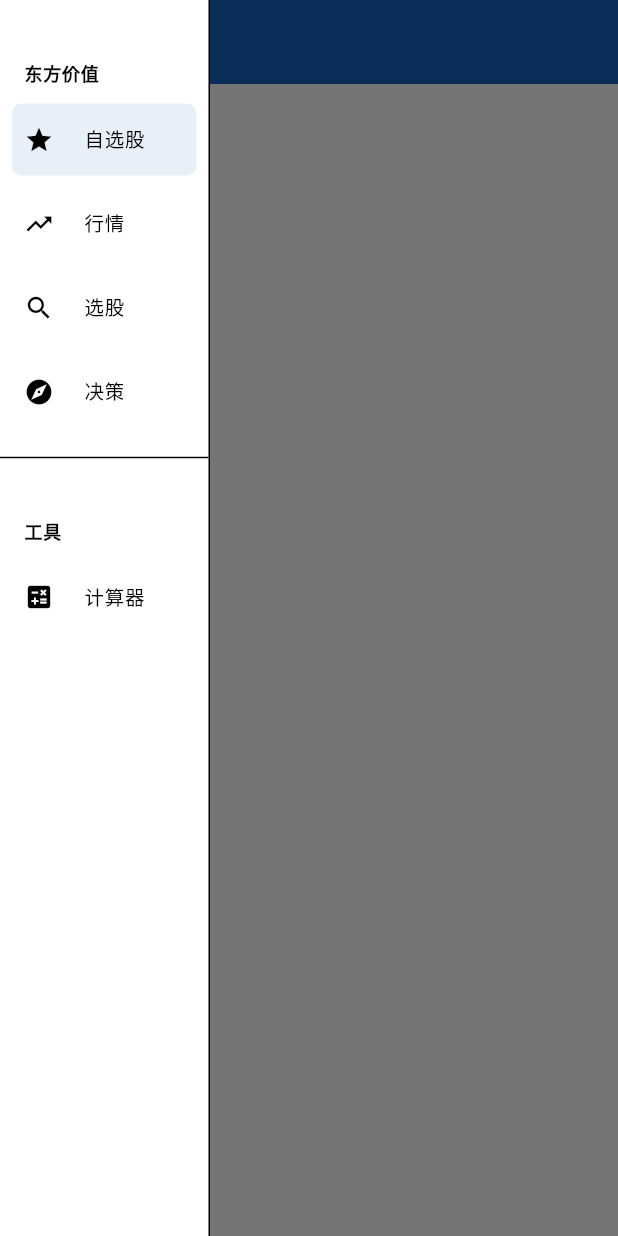
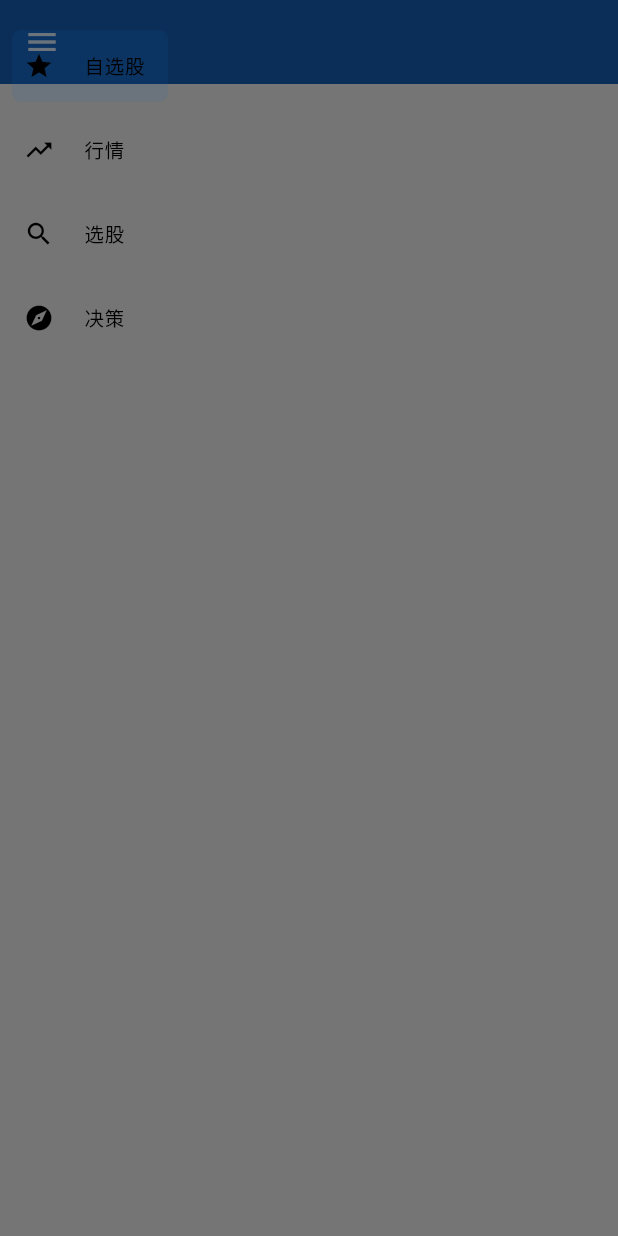
Before and after one commit to ofix/irich, a Flutter app: the MobileLayout screen opened directly with empty values, with the side drawer open, on a phone screen of 412 x 824 dp. Run offline on Flutter 3.47's test engine with Material 3 defaults, Android fonts, the phone set to English and light mode, and no system bars; our stand-ins replace flutter_riverpod, go_router.

Commit message:
remove box decoration of pages

```diff
--- a/lib/components/desktop_menu.dart
+++ b/lib/components/desktop_menu.dart
@@ -7,17 +7,16 @@ class DesktopMenu extends StatelessWidget {
   @override
   Widget build(BuildContext context) {
     return Container(
-      width: 140,
-      decoration: BoxDecoration(
-        color: Theme.of(context).colorScheme.surface,
-        border: Border(
-          right: BorderSide(color: Theme.of(context).dividerColor, width: 1),
-        ),
-      ),
+      width: 120,
+      // decoration: BoxDecoration(
+      //   color: Theme.of(context).colorScheme.surface,
+      //   border: Border(
+      //     right: BorderSide(color: Theme.of(context).dividerColor, width: 1),
+      //   ),
+      // ),
       child: ListView(
         padding: const EdgeInsets.symmetric(vertical: 16),
         children: [
-          _buildMenuHeader('东方价值'),
           _buildMenuItem(
             context,
             icon: Icons.star,
@@ -42,29 +41,7 @@ class DesktopMenu extends StatelessWidget {
             label: '决策',
             route: '/portfolio',
           ),
-          const Divider(height: 32),
-          _buildMenuHeader('工具'),
-          _buildMenuItem(
-            context,
-            icon: Icons.calculate,
-            label: '计算器',
-            route: '/calculator',
-          ),
         ],
-      ),
-    );
-  }
-
-  Widget _buildMenuHeader(String text) {
-    return Padding(
-      padding: const EdgeInsets.fromLTRB(16, 24, 16, 8),
-      child: Text(
-        text,
-        style: const TextStyle(
-          fontWeight: FontWeight.bold,
-          fontSize: 12,
-          letterSpacing: 0.5,
-        ),
       ),
     );
   }
```
Also changed, not shown: lib/pages/discovery/discovery_page.dart (+0 -11 lines), lib/pages/favorite/favorite_page.dart (+0 -11 lines), lib/pages/market/market_page.dart (+0 -11 lines), lib/pages/portfolio/portfolio_page.dart (+0 -11 lines).
